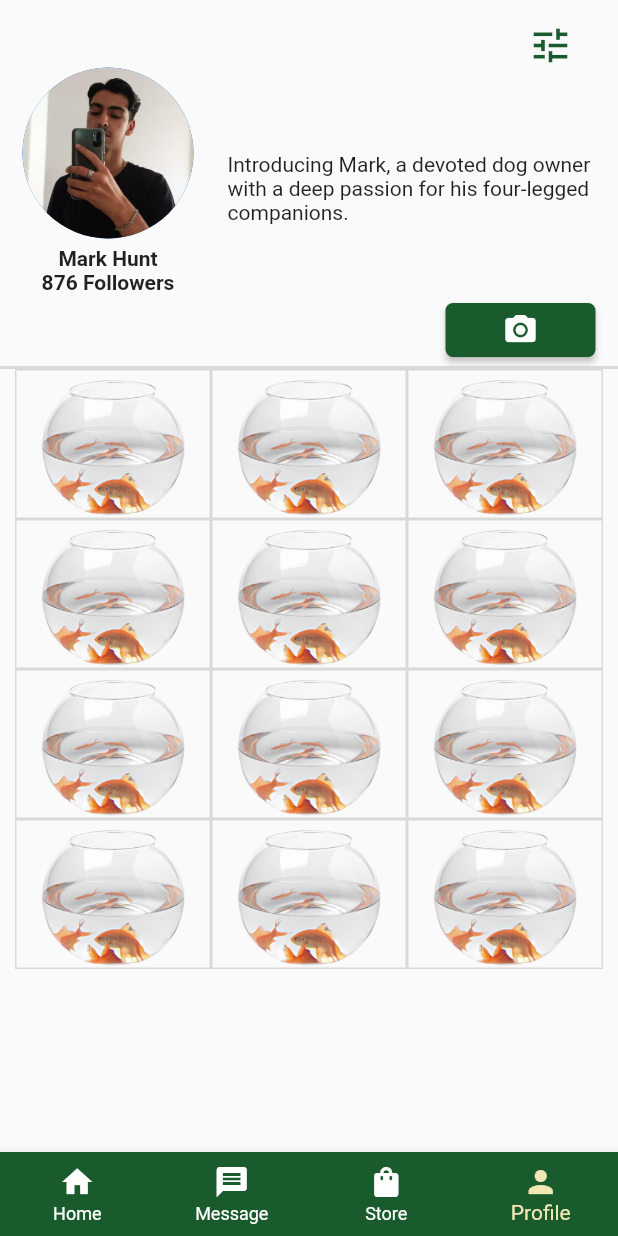
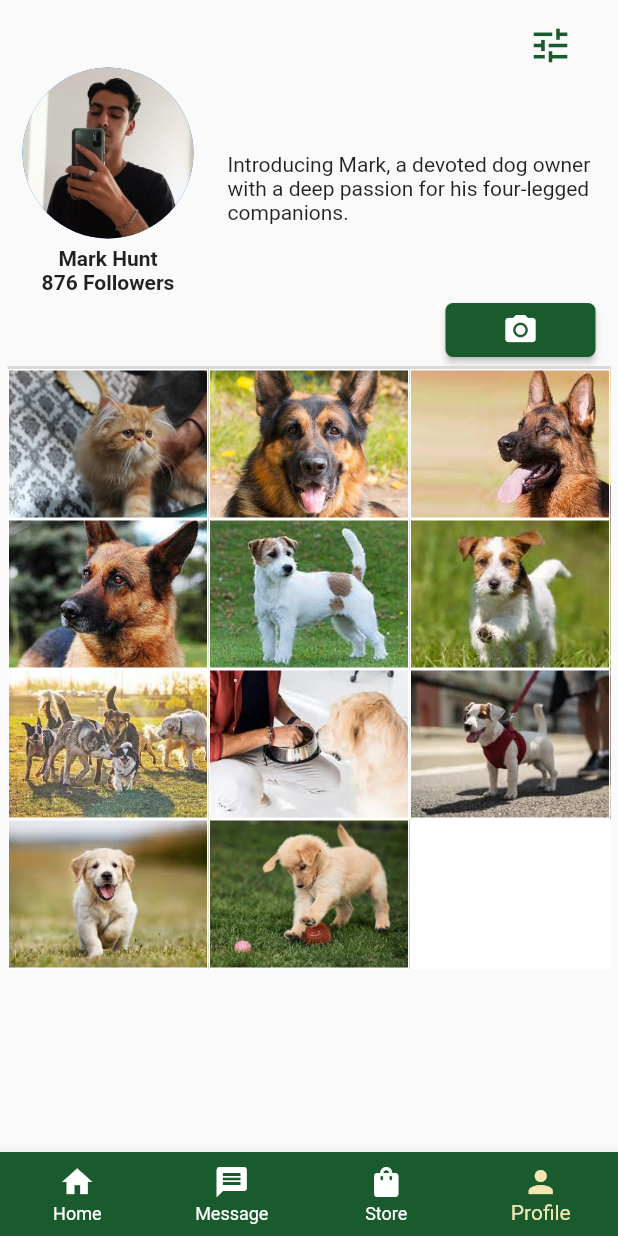
Before and after one commit to danielbueeno/PETSITTING, a Flutter app: the TemplatePlatform screen opened directly, item 4 of the bottom bar chosen, on a phone screen of 412 x 824 dp. Run offline on Flutter 3.47's test engine with Material 2 defaults, Android fonts, the phone set to English and light mode, and no system bars; missing offline and left inert: dart:ffi.

Commit message:
profile pictures

```diff
--- a/lib/Widgets/atoms/image_in_profile.dart
+++ b/lib/Widgets/atoms/image_in_profile.dart
@@ -4,7 +4,9 @@ import 'package:flutter/src/widgets/placeholder.dart';
 import 'package:pet_sitting_project/Constants/constants_colors.dart';
 
 class ImageInProfile extends StatelessWidget {
-  const ImageInProfile({super.key});
+  var image;
+
+  ImageInProfile({super.key, required this.image});
 
   @override
   Widget build(BuildContext context) {
@@ -13,9 +15,10 @@ class ImageInProfile extends StatelessWidget {
         height: 100,
         width: 100,
         decoration: BoxDecoration(
-          border: Border.all(width: 1, color: ConstantColors.gray),
+          border: Border.all(width: 1, color: ConstantColors.white),
           image: DecorationImage(
-            image: AssetImage("assets/images/aquarium.png"),
+            image: AssetImage(image),
+            fit: BoxFit.cover,
           ),
         ),
       ),
--- a/lib/Widgets/organisms/organism_profile.dart
+++ b/lib/Widgets/organisms/organism_profile.dart
@@ -2,6 +2,7 @@ import 'package:flutter/material.dart';
 import 'package:pet_sitting_project/Constants/constants_colors.dart';
 import 'package:pet_sitting_project/Widgets/atoms/button.dart';
 import 'package:pet_sitting_project/Widgets/atoms/image_in_profile.dart';
+import 'package:pet_sitting_project/constants/constant_routes.dart';
 import 'package:pet_sitting_project/widgets/molecules/molecule_store_item.dart';
 import 'package:pet_sitting_project/Widgets/molecules/molecule_message_block.dart';
 
@@ -30,7 +31,8 @@ class _OrganismProfileState extends State<OrganismProfile> {
               Container(
                 margin: EdgeInsets.only(right: 15, top: 15),
                 child: GestureDetector(
-                    onTap: () {},
+                    onTap: () =>
+                        Navigator.pushNamed(context, ConstantRoutes.signUp),
                     child: Icon(
                       Icons.tune,
                       color: ConstantColors.primary,
@@ -116,41 +118,54 @@ class _OrganismProfileState extends State<OrganismProfile> {
           ]),
         ),
         //Container(height: 10),
-        Container(color: ConstantColors.gray, height: 2),
         Container(
-          margin: EdgeInsets.symmetric(horizontal: 10),
+            color: ConstantColors.gray,
+            height: 2,
+            margin: EdgeInsets.symmetric(horizontal: 5)),
+        Container(
+          margin: EdgeInsets.symmetric(horizontal: 5),
           child: Column(
             children: [
               Row(
                 crossAxisAlignment: CrossAxisAlignment.center,
                 children: [
-                  ImageInProfile(),
-                  ImageInProfile(),
-                  ImageInProfile(),
+                  ImageInProfile(image: "assets/images/persa.jpg"),
+                  ImageInProfile(image: "assets/images/pastorAlemao2.jpg"),
+                  ImageInProfile(image: "assets/images/pastorAlemao3.jpg"),
                 ],
               ),
               Row(
                 crossAxisAlignment: CrossAxisAlignment.center,
                 children: [
-                  ImageInProfile(),
-                  ImageInProfile(),
-                  ImageInProfile(),
+                  ImageInProfile(image: "assets/images/pastorAlemao4.jpg"),
+                  ImageInProfile(image: "assets/images/jack.jpg"),
+                  ImageInProfile(image: "assets/images/jack2.jpg"),
                 ],
               ),
               Row(
                 crossAxisAlignment: CrossAxisAlignment.center,
                 children: [
-                  ImageInProfile(),
-                  ImageInProfile(),
-                  ImageInProfile(),
+                  ImageInProfile(image: "assets/images/dogpark.jpg"),
+                  ImageInProfile(image: "assets/images/dogEat.jpg"),
+                  ImageInProfile(image: "assets/images/dogLeash.jpg"),
                 ],
               ),
               Row(
                 crossAxisAlignment: CrossAxisAlignment.center,
                 children: [
-                  ImageInProfile(),
-                  ImageInProfile(),
-                  ImageInProfile(),
+                  ImageInProfile(image: "assets/images/puppy2.jpg"),
+                  ImageInProfile(image: "assets/images/puppy.jpg"),
+                  Expanded(
+                    child: Container(
+                      height: 100,
+                      width: 100,
+                      decoration: BoxDecoration(
+                        border:
+                            Border.all(width: 1, color: ConstantColors.white),
+                        color: ConstantColors.white,
+                      ),
+                    ),
+                  ),
                 ],
               )
             ],
--- a/lib/Widgets/organisms/organism_sign_up.dart
+++ b/lib/Widgets/organisms/organism_sign_up.dart
@@ -213,7 +213,7 @@ class _OrganismSignUpState extends State<OrganismSignUp> {
     return Container(
       alignment: Alignment.bottomRight,
       child: Button(
-        label: 'Create',
+        label: 'Next',
         width: 80,
         height: 40,
         fontSize: 16,
--- a/lib/Widgets/organisms/organism_sign_up2.dart
+++ b/lib/Widgets/organisms/organism_sign_up2.dart
@@ -113,7 +113,7 @@ class _OrganismSignUp2State extends State<OrganismSignUp2> {
     return Container(
       alignment: Alignment.bottomRight,
       child: Button(
-        label: 'Create',
+        label: 'Confirm',
         width: 80,
         height: 40,
         fontSize: 16,
```
Also changed, not shown: assets/images/dogEat.jpg (added), assets/images/dogLeash.jpg (added), assets/images/dogpark.jpg (added), assets/images/jack.jpg (added), assets/images/jack2.jpg (added), assets/images/pastorAlemao2.jpg (added), assets/images/pastorAlemao3.jpg (added), assets/images/pastorAlemao4.jpg (added), assets/images/puppy.jpg (added), assets/images/puppy2.jpg (added).
